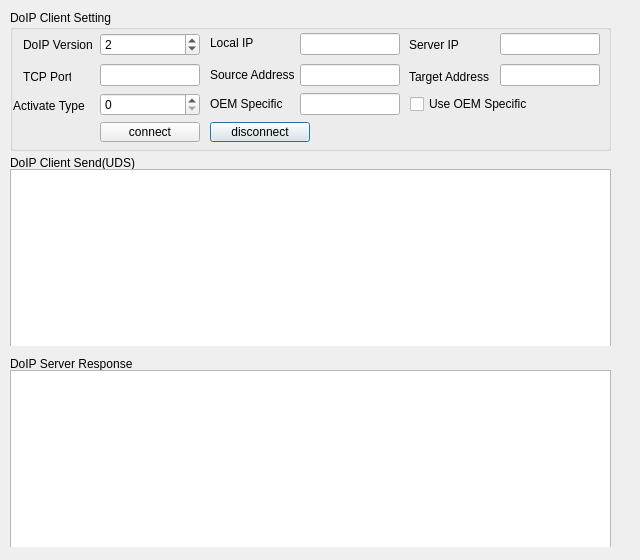
This is ui/doipclientwindow.ui in ctrlfrmb/fkcap as Qt 5 draws it before an edit. The edited form follows.
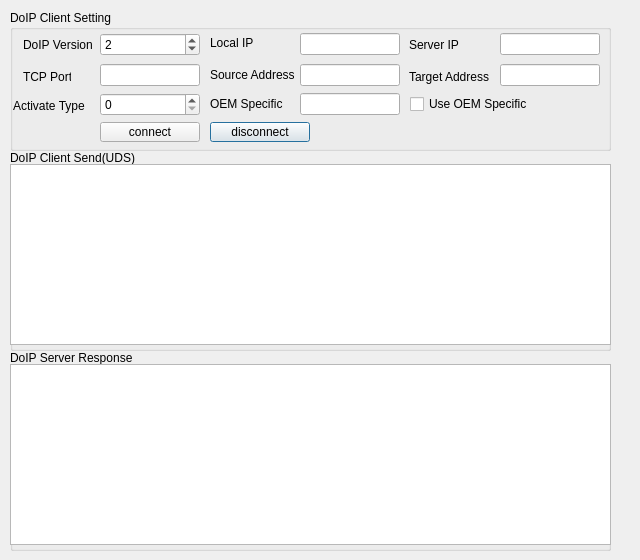
This is the edited form. Icons and pictures are not drawn.

What changed in the file:
```diff
--- a/ui/doipclientwindow.ui
+++ b/ui/doipclientwindow.ui
@@ -330,9 +330,9 @@
    <property name="geometry">
     <rect>
      <x>10</x>
-     <y>155</y>
+     <y>150</y>
      <width>601</width>
-     <height>191</height>
+     <height>201</height>
     </rect>
    </property>
    <property name="title">
@@ -353,9 +353,9 @@
    <property name="geometry">
     <rect>
      <x>10</x>
-     <y>356</y>
+     <y>350</y>
      <width>601</width>
-     <height>191</height>
+     <height>201</height>
     </rect>
    </property>
    <property name="title">
```
